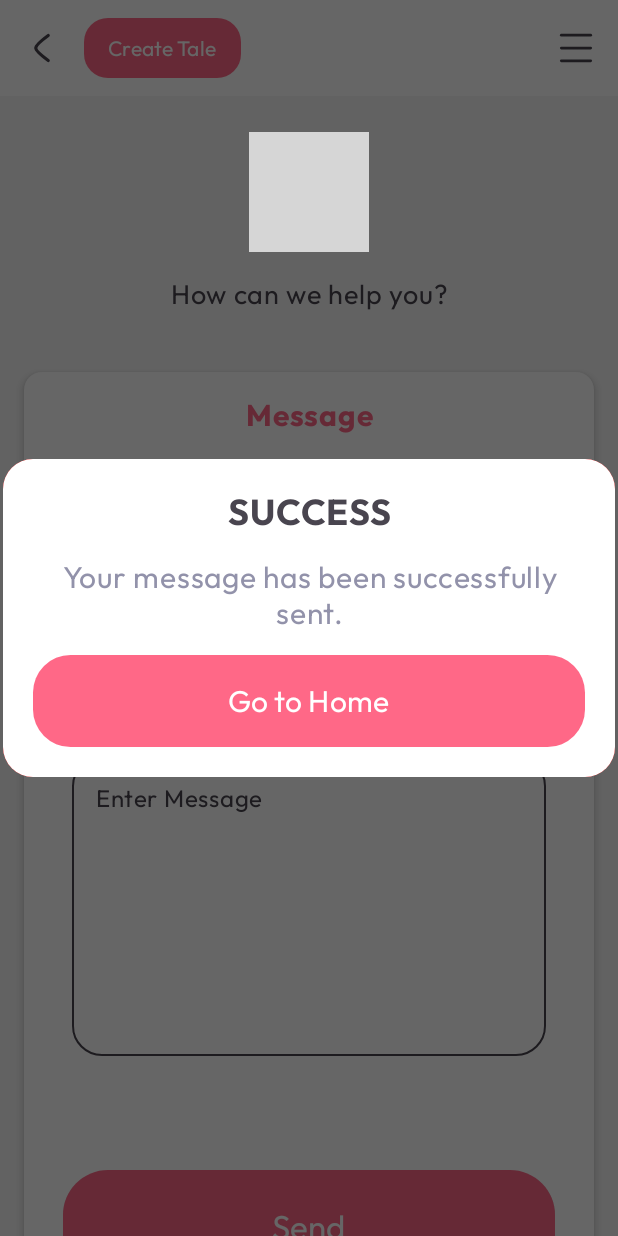
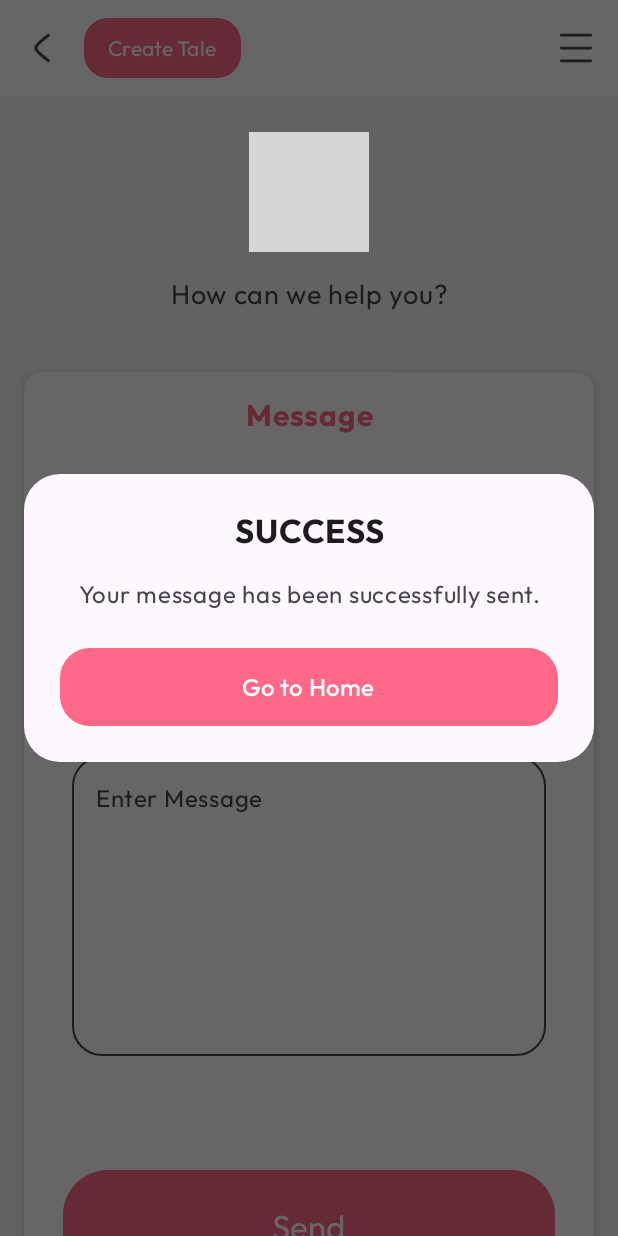
Before and after one commit to erdemyesilcicek/Floki-AI, an Android app built with Jetpack Compose: the Feedback screen opened through its navigation route, after a tap on "Send", on a phone screen of 412 x 824 dp. Run offline under Robolectric (Android 15) with nearby library versions, the phone set to English and light mode, and no system bars; our stand-ins replace Firebase (no records; nobody signed in at launch, a user with empty details on screens opened directly); libraries missing offline, so code that uses them is left out: com.google.ai.client; grey boxes are pictures that could not be loaded.

Commit message:
alert updates

```diff
--- a/app/src/main/java/com/erdemyesilcicek/flokiai/components/CustomAlertDialog.kt
+++ b/app/src/main/java/com/erdemyesilcicek/flokiai/components/CustomAlertDialog.kt
@@ -44,110 +44,98 @@ fun CustomAlertDialog(
         Box(
             modifier = Modifier
                 .fillMaxWidth()
-                .padding(2.dp)
-                .clip(RoundedCornerShape(20.dp))
-                .background(Color.Red)
+                .padding(16.dp)
+                .clip(RoundedCornerShape(24.dp))
+                .background(MaterialTheme.colorScheme.surface)
         ) {
             Column(
                 modifier = Modifier
                     .fillMaxWidth()
-                    .background(Color.White)
-                    .padding(20.dp),
+                    .padding(24.dp),
                 horizontalAlignment = Alignment.CenterHorizontally,
-                verticalArrangement = Arrangement.spacedBy(15.dp)
+                verticalArrangement = Arrangement.spacedBy(16.dp)
             ) {
                 Text(
                     text = title,
-                    fontSize = 24.sp,
-                    color = MaterialTheme.colorScheme.onBackground,
+                    fontSize = 22.sp,
+                    color = MaterialTheme.colorScheme.onSurface,
                     fontWeight = FontWeight.Bold,
                     textAlign = TextAlign.Center,
+                    fontFamily = myFont,
                     modifier = Modifier.fillMaxWidth()
                 )
 
                 Text(
                     text = message,
-                    fontSize = 20.sp,
-                    color = MaterialTheme.colorScheme.tertiary,
+                    fontSize = 16.sp,
+                    color = MaterialTheme.colorScheme.onSurfaceVariant,
                     textAlign = TextAlign.Center,
+                    fontFamily = myFont,
                     modifier = Modifier.fillMaxWidth()
                 )
 
                 if (isDoubleButton) {
                     Row(
-                        modifier = Modifier.fillMaxWidth(),
-                        horizontalArrangement = Arrangement.spacedBy(10.dp),
+                        modifier = Modifier
+                            .fillMaxWidth()
+                            .padding(top = 8.dp),
+                        horizontalArrangement = Arrangement.spacedBy(12.dp),
                         verticalAlignment = Alignment.CenterVertically
                     ) {
                         OutlinedButton(
-                            modifier = Modifier
-                                .weight(1f),
-                            colors = ButtonDefaults.buttonColors(
-                                containerColor = Color.Transparent
+                            modifier = Modifier.weight(1f),
+                            colors = ButtonDefaults.outlinedButtonColors(
+                                contentColor = secondButtonColor
                             ),
                             shape = RoundedCornerShape(20.dp),
-                            border = BorderStroke(1.dp, MaterialTheme.colorScheme.primary),
+                            border = BorderStroke(1.dp, secondButtonColor),
                             onClick = { secondButtonOnClick() }
                         ) {
-                            Row(
-                                verticalAlignment = Alignment.CenterVertically,
-                                horizontalArrangement = Arrangement.Center,
-                                modifier = Modifier.padding(top = 10.dp, bottom = 10.dp)
-                            ) {
                             Text(
-                                    color = secondButtonColor,
                                 text = secondButtonText,
-                                    fontSize = 20.sp,
-                                    fontWeight = FontWeight.Normal,
-                                    fontFamily = myFont
+                                fontSize = 16.sp,
+                                fontWeight = FontWeight.Medium,
+                                fontFamily = myFont,
+                                modifier = Modifier.padding(vertical = 8.dp)
                             )
                         }
-                        }
+
                         Button(
-                            modifier = Modifier
-                                .weight(1f),
+                            modifier = Modifier.weight(1f),
                             colors = ButtonDefaults.buttonColors(
                                 containerColor = buttonColor
                             ),
                             shape = RoundedCornerShape(20.dp),
                             onClick = { onButtonClick() }
                         ) {
-                            Row(
-                                verticalAlignment = Alignment.CenterVertically,
-                                horizontalArrangement = Arrangement.Center,
-                                modifier = Modifier.padding(top = 10.dp, bottom = 10.dp)
-                            ) {
                             Text(
+                                text = buttonText,
                                 color = Color.White,
-                                    text = buttonText,
-                                    fontSize = 20.sp,
-                                    fontWeight = FontWeight.Normal,
-                                    fontFamily = myFont
+                                fontSize = 16.sp,
+                                fontWeight = FontWeight.Medium,
+                                fontFamily = myFont,
+                                modifier = Modifier.padding(vertical = 8.dp)
                             )
-                            }
                         }
                     }
                 } else {
                     Button(
                         modifier = Modifier
-                            .fillMaxWidth(),
-                        colors = ButtonDefaults.outlinedButtonColors(
+                            .fillMaxWidth()
+                            .padding(top = 8.dp),
+                        colors = ButtonDefaults.buttonColors(
                             containerColor = buttonColor
                         ),
-                        shape = RoundedCornerShape(25.dp),
+                        shape = RoundedCornerShape(20.dp),
                         onClick = { onButtonClick() }
                     ) {
-                        Row(
-                            verticalAlignment = Alignment.CenterVertically,
-                            horizontalArrangement = Arrangement.Center,
-                            modifier = Modifier.padding(top = 10.dp, bottom = 10.dp)
-                        ) {
                         Text(
+                            text = buttonText,
                             color = Color.White,
-                                text = buttonText,
-                                fontSize = 20.sp,
-                                fontWeight = FontWeight.Normal,
-                                fontFamily = myFont
+                            fontSize = 16.sp,
+                            fontWeight = FontWeight.Medium,
+                            fontFamily = myFont,
+                            modifier = Modifier.padding(vertical = 8.dp)
                         )
                     }
                 }
@@ -155,4 +143,3 @@ fun CustomAlertDialog(
         }
     }
 }
-}
```
Lines whose indentation alone changed are shown as unchanged.
